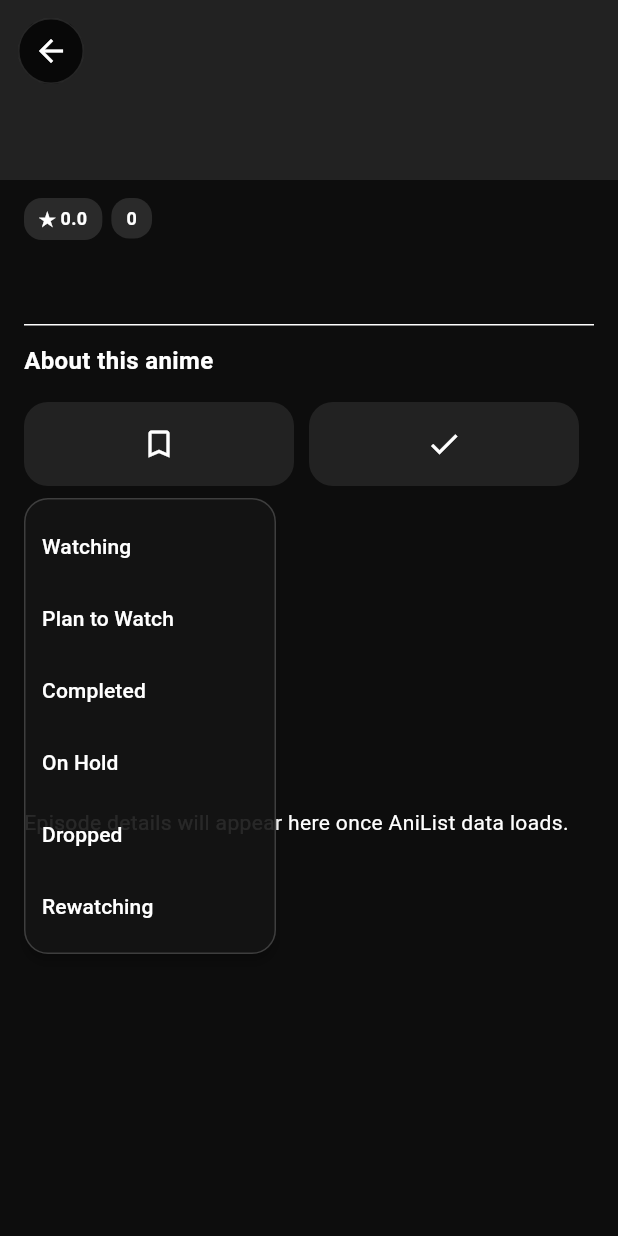
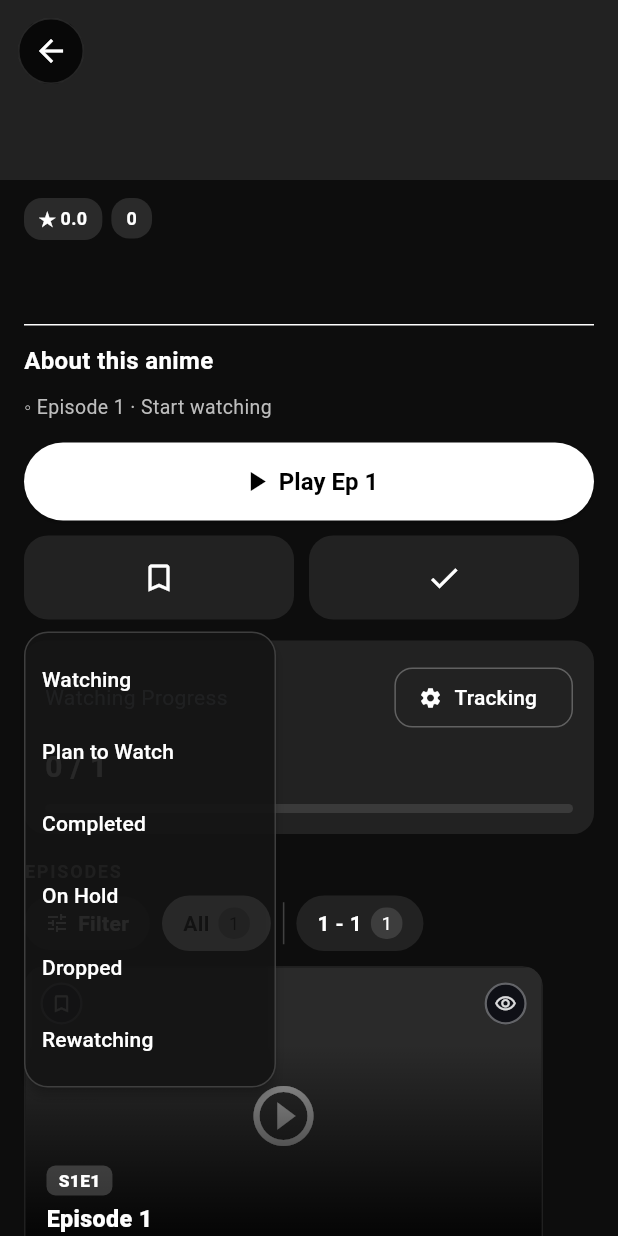
Before and after one commit to Isolated-Irl/GAnime-App, a Flutter app: the DetailsScreen screen opened directly with empty values, after a tap on the "bookmark outline" icon, on a phone screen of 412 x 824 dp. Run offline on Flutter 3.47's test engine with Material 3 defaults, Android fonts, the phone set to English and light mode, and no system bars; our stand-ins replace app_links, cached_network_image, shared_preferences; missing offline and left inert: media_kit, media_kit_video; accounts and stored records are empty; network calls fail; statements that could not run were skipped.

Commit message:
Fix episode list chain: calendar nextEpisode, cache poisoning, backfill, streams fallback

```diff
--- a/lib/screens/details.dart
+++ b/lib/screens/details.dart
@@ -219,7 +219,8 @@ class _DetailsScreenState extends State<DetailsScreen> {
       // refresh from AniList so posters/banner and local state agree.
       if ((_anime.anilistId != null && _anime.anilistId != _anime.id) ||
           _anime.banner.isEmpty ||
-          _anime.description.isEmpty) {
+          _anime.description.isEmpty ||
+          (_anime.episodes == null && _anime.nextEpisode == null)) {
         final targetId = _anime.anilistId ?? _anime.id;
         if (targetId > 0) {
           try {
@@ -227,7 +228,7 @@ class _DetailsScreenState extends State<DetailsScreen> {
             // Keep the airing info the calendar already knew.
             _anime = fresh.copyWith(
               anilistId: targetId,
-              nextEpisode: _anime.nextEpisode ?? fresh.nextEpisode,
+              nextEpisode: fresh.nextEpisode ?? _anime.nextEpisode,
               airingAt: _anime.airingAt ?? fresh.airingAt,
             );
           } catch (_) {}
@@ -279,7 +280,7 @@ class _DetailsScreenState extends State<DetailsScreen> {
             _anime = fresh.copyWith(
               anilistId: resolved.id,
               malId: malId,
-              nextEpisode: _anime.nextEpisode ?? fresh.nextEpisode,
+              nextEpisode: fresh.nextEpisode ?? _anime.nextEpisode,
               airingAt: _anime.airingAt ?? fresh.airingAt,
             );
           }
@@ -372,7 +373,7 @@ class _DetailsScreenState extends State<DetailsScreen> {
         // Only cache full AniList data — never thin versions.
         if (_anime.banner.isNotEmpty && _anime.description.isNotEmpty) {
           _detailsCache[initialKey] = _anime;
-          _episodeCache[initialKey] = eps;
+          if (eps.isNotEmpty) _episodeCache[initialKey] = eps;
         }
         // Also save under the resolved key so both lookups hit.
         final resolvedKey = _cacheKey;
@@ -380,7 +381,7 @@ class _DetailsScreenState extends State<DetailsScreen> {
             _anime.banner.isNotEmpty &&
             _anime.description.isNotEmpty) {
           _detailsCache[resolvedKey] = _anime;
-          _episodeCache[resolvedKey] = eps;
+          if (eps.isNotEmpty) _episodeCache[resolvedKey] = eps;
         }
       }
     } catch (e) {
--- a/lib/screens/streams.dart
+++ b/lib/screens/streams.dart
@@ -130,7 +130,10 @@ class _StreamsScreenState extends State<StreamsScreen> {
         }
       }
       // ID bridge with a hard cap.
-      final fallback = AddonIds(kitsu: '${widget.anime.id}');
+      final fallback = AddonIds(
+        anilist: widget.anime.anilistId ?? widget.anime.id,
+        mal: widget.anime.malId,
+      );
       final ids = await Future.any([
         AddonIdResolver.resolve(widget.anime),
         Future<AddonIds>.delayed(const Duration(seconds: 6), () => fallback),
@@ -307,7 +310,9 @@ class _StreamsScreenState extends State<StreamsScreen> {
                               fontWeight: FontWeight.w800)),
                       const SizedBox(height: 4),
                       Text(
-                        '${a.format.toUpperCase() == 'MOVIE' ? 'Movie' : 'Season 1 · Episode ${widget.episode}'} · ${a.year} · ★ ${a.score}',
+                        '${a.format.toUpperCase() == 'MOVIE' ? 'Movie' : 'Season ${AddonIdResolver.parseSeasonFromTitle(a.title)} · Episode ${widget.episode}'}'
+                        '${a.year != null ? ' · ${a.year}' : ''}'
+                        '${a.score != null ? ' · ★ ${(a.score! / 10).toStringAsFixed(1)}' : ''}',
                         style:
                             const TextStyle(color: Colors.white54, fontSize: 12),
                       ),
--- a/lib/services/episodes.dart
+++ b/lib/services/episodes.dart
@@ -14,25 +14,37 @@ class EpisodesService {
 
   static Future<List<EpisodeInfo>> forAnime(Anime a) async {
     final alId = a.anilistId ?? a.id;
-    if (_cache.containsKey(alId) && _cache[alId]!.isNotEmpty) {
+
+    // How many episodes have aired or exist according to AniList?
+    final isReleasing = a.status.toUpperCase() == 'RELEASING';
+    final int? airedSoFar = (a.nextEpisode != null && a.nextEpisode! > 1)
+        ? a.nextEpisode! - 1
+        : null;
+    final int anilistTotal = a.episodes ?? 0;
+    final int thumbsCount = a.episodeThumbs.length;
+
+    // For currently airing shows where nextEpisode is known, cap/target
+    // the aired count; otherwise use total episodes or streaming thumb count.
+    int targetCount = 0;
+    if (isReleasing && airedSoFar != null && airedSoFar > 0) {
+      targetCount = airedSoFar;
+    } else if (anilistTotal > 0) {
+      targetCount = anilistTotal;
+    } else if (airedSoFar != null && airedSoFar > 0) {
+      targetCount = airedSoFar;
+    } else if (thumbsCount > 0) {
+      targetCount = thumbsCount;
+    }
+
+    if (_cache.containsKey(alId) &&
+        _cache[alId]!.isNotEmpty &&
+        _cache[alId]!.length >= targetCount) {
       return _cache[alId]!;
     }
 
-    // Determine how many episodes should exist / have aired so far.
-    // - If `nextEpisode` is present (currently airing), `nextEpisode - 1`
-    //   episodes have already aired.
-    // - Otherwise use `a.episodes` (total episodes for finished shows)
-    //   or `a.episodeThumbs.length` (from AniList streamingEpisodes).
-    final int? airedSoFar =
-        (a.nextEpisode != null && a.nextEpisode! > 1) ? a.nextEpisode! - 1 : null;
-    final int targetCount = airedSoFar ??
-        ((a.episodes != null && a.episodes! > 0)
-            ? a.episodes!
-            : a.episodeThumbs.length);
-
     List<EpisodeInfo> eps = [];
 
-    // 1. Try ani.zip (website parity — no auth needed)
+    // 1. Try ani.zip (with a 10s timeout so a hung connection never blocks UI)
     if (alId > 0) {
       try {
         eps = await _fetchFromAnizip(alId, maxAired: airedSoFar);
@@ -42,7 +54,7 @@ class EpisodesService {
     // 2. Backfill / Fallback:
     // If ani.zip returned nothing OR returned fewer episodes than have
     // already aired (common on new seasonal anime where TVDB/ani.zip
-    // lags behind), fill in the missing episode slots up to targetCount.
+    // lags behind), fill in every missing episode 1..maxEp.
     if (targetCount > 0 && eps.length < targetCount) {
       final byNum = <int, EpisodeInfo>{for (final e in eps) e.number: e};
       final maxEp = math.max(
@@ -68,23 +80,19 @@ class EpisodesService {
       eps = merged;
     }
 
-    // 3. Last-resort fallback for movies or 1-episode specials where
-    // AniList has episodes == null and ani.zip is empty.
+    // 3. Last-resort fallback: if a show is FINISHED, RELEASING, or a MOVIE/OVA
+    // and both ani.zip and AniList episode counts are null/empty, provide at
+    // least Episode 1 so the user can always open the Sources screen.
     if (eps.isEmpty &&
-        (a.format.toUpperCase() == 'MOVIE' ||
-            a.format.toUpperCase() == 'SPECIAL' ||
-            a.format.toUpperCase() == 'OVA' ||
-            a.format.toUpperCase() == 'ONA' ||
-            a.status.toUpperCase() == 'FINISHED' ||
-            a.status.toUpperCase() == 'RELEASING')) {
-      final count = (a.nextEpisode != null && a.nextEpisode! > 1)
-          ? a.nextEpisode! - 1
-          : 1;
+        a.status.toUpperCase() != 'NOT_YET_RELEASED') {
+      final fallbackCount = math.max(1, targetCount);
       eps = List.generate(
-        count,
+        fallbackCount,
         (i) => EpisodeInfo(
           number: i + 1,
-          title: 'Episode ${i + 1}',
+          title: a.format.toUpperCase() == 'MOVIE'
+              ? 'Complete Movie'
+              : 'Episode ${i + 1}',
           still: i < a.episodeThumbs.length ? a.episodeThumbs[i] : '',
         ),
       );
@@ -110,14 +118,21 @@ class EpisodesService {
     final j = jsonDecode(utf8.decode(r.bodyBytes)) as Map<String, dynamic>;
     final raw = (j['episodes'] as Map<String, dynamic>?) ?? {};
     final out = <EpisodeInfo>[];
+    final todayIso = DateTime.now().toIso8601String().substring(0, 10);
+
     for (final k in raw.keys) {
       if (!RegExp(r'^\d+$').hasMatch(k)) continue;
       final e = raw[k] as Map<String, dynamic>? ?? {};
       final n = (e['episodeNumber'] as num?)?.toInt() ?? int.tryParse(k) ?? 0;
       if (n < 1) continue;
-      // If AniList tells us only `maxAired` episodes have aired so far,
-      // don't list future unaired placeholder episodes from TVDB.
+      // Filter out future unaired placeholder episodes if maxAired is known.
       if (maxAired != null && n > maxAired) continue;
+      final airDate = (e['airDate'] as String?) ?? '';
+      if (maxAired == null &&
+          airDate.length >= 10 &&
+          airDate.substring(0, 10).compareTo(todayIso) > 0) {
+        continue;
+      }
       final titleMap = e['title'] as Map<String, dynamic>?;
       final title = (titleMap?['en'] as String?)?.isNotEmpty == true
           ? titleMap!['en'] as String
@@ -130,7 +145,7 @@ class EpisodesService {
         still: (e['image'] as String?) ?? '',
         overview: (e['overview'] as String?) ?? '',
         runtime: (e['runtime'] as num?)?.toInt(),
-        airdate: (e['airDate'] as String?) ?? '',
+        airdate: airDate,
       ));
     }
     out.sort((x, y) => x.number.compareTo(y.number));
```
